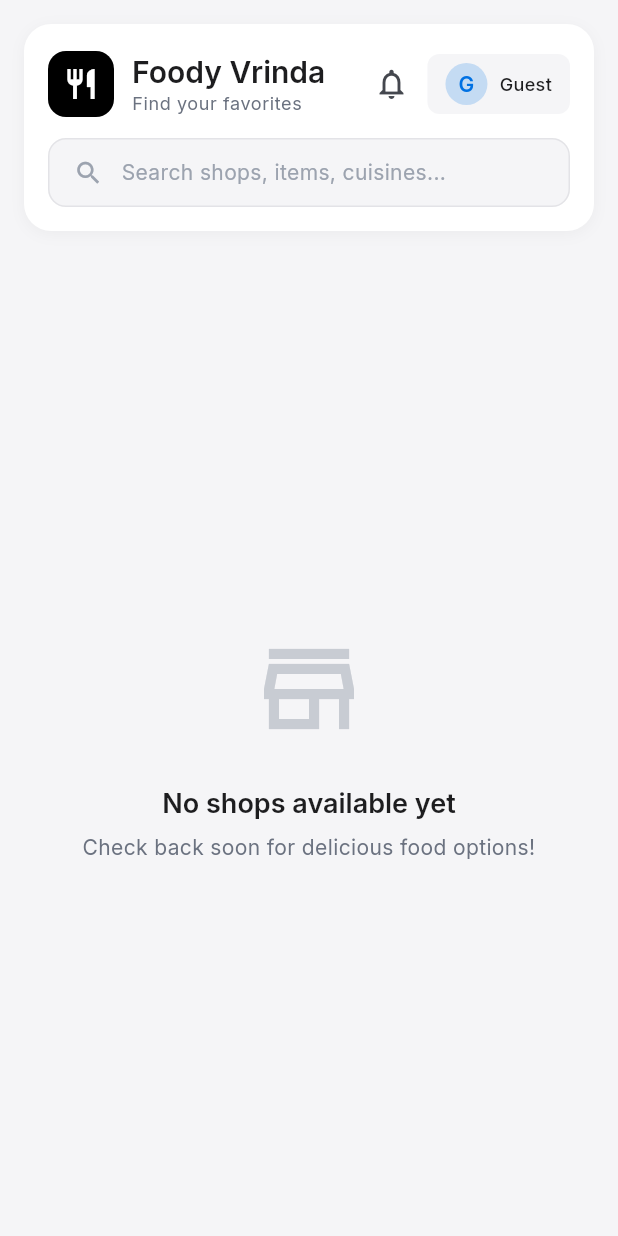
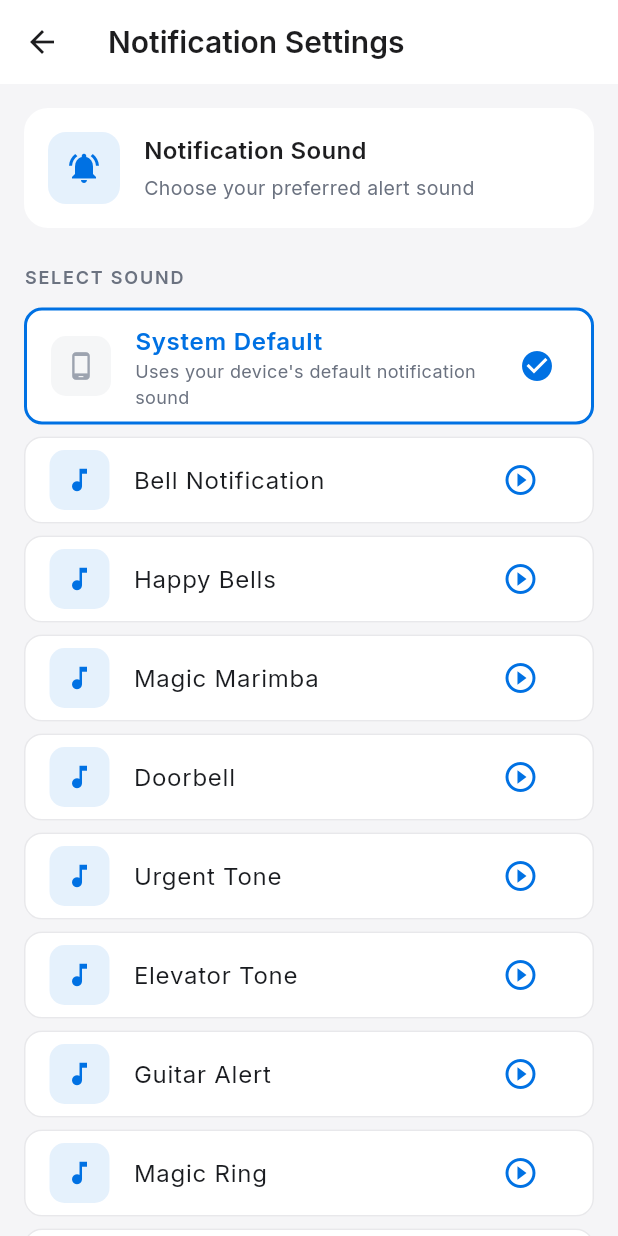
Before and after one commit to ImBajrangi/foody_vrinda_app, a Flutter app: the screen it shows after launch, after a tap on the "notifications" icon, on a phone screen of 412 x 824 dp. Run offline on Flutter 3.47's test engine with Material 3 defaults, Android fonts, the phone set to English and light mode, and no system bars; drawn by our look-alikes of cached_network_image; our stand-ins replace audioplayers, cloud_firestore, firebase_auth, firebase_core, fl_chart, flutter_cache_manager and 6 more; missing offline and left inert: razorpay_flutter; accounts and stored records are empty; network calls fail.

Commit message:
feat: implement notification sound settings screen with sound selection and preview, accessible from home screen.

```diff
--- a/lib/screens/home/home_screen.dart
+++ b/lib/screens/home/home_screen.dart
@@ -18,6 +18,7 @@ import '../delivery/delivery_view.dart';
 import '../dashboard/dashboard_view.dart';
 import '../developer/developer_panel.dart';
 import '../search/search_screen.dart';
+import '../settings/notification_settings_screen.dart';
 import '../../widgets/animations.dart';
 
 class HomeScreen extends StatefulWidget {
@@ -177,7 +178,12 @@ class _HomeScreenState extends State<HomeScreen> {
               // Notification bell
               IconButton(
                 onPressed: () {
-                  // Show notifications
+                  Navigator.push(
+                    context,
+                    MaterialPageRoute(
+                      builder: (context) => const NotificationSettingsScreen(),
+                    ),
+                  );
                 },
                 icon: const Icon(Icons.notifications_outlined),
               ),
--- a/lib/screens/kitchen/kitchen_view.dart
+++ b/lib/screens/kitchen/kitchen_view.dart
@@ -56,27 +56,6 @@ class _KitchenViewState extends State<KitchenView> {
         );
       }
     });
-  }
-
-  /// Test notification - call this to verify notifications work
-  Future<void> _sendTestNotification() async {
-    await _notificationService.showNewOrderNotification(
-      orderId: 'test-${DateTime.now().millisecondsSinceEpoch}',
-      customerName: 'Test Customer',
-      amount: 299.0,
-      userRole: UserRole.owner,
-    );
-
-    if (mounted) {
-      ScaffoldMessenger.of(context).showSnackBar(
-        const SnackBar(
-          content: Text(
-            'Test notification sent! Check your notification tray.',
-          ),
-          backgroundColor: AppTheme.success,
-        ),
-      );
-    }
   }
 
   @override
@@ -224,16 +203,6 @@ class _KitchenViewState extends State<KitchenView> {
               ],
             ),
           ),
-          // Test Notification button (for everyone in kitchen but owner/dev)
-          IconButton(
-            onPressed: _sendTestNotification,
-            icon: const Icon(
-              Icons.notifications_active_outlined,
-              size: 20,
-              color: AppTheme.textSecondary,
-            ),
-            tooltip: 'Test Notifications',
-          ),
           // Create order button (for owner/developer)
           Consumer<AuthProvider>(
             builder: (context, auth, _) {
@@ -282,24 +251,6 @@ class _KitchenViewState extends State<KitchenView> {
                 return Row(
                   mainAxisSize: MainAxisSize.min,
                   children: [
-                    // Test Notification Button
-                    IconButton(
-                      onPressed: _sendTestNotification,
-                      icon: Container(
-                        padding: const EdgeInsets.all(8),
-                        decoration: BoxDecoration(
-                          color: AppTheme.warning.withValues(alpha: 0.1),
-                          shape: BoxShape.circle,
-                        ),
-                        child: const Icon(
-                          Icons.notifications_active,
-                          color: AppTheme.warning,
-                          size: 20,
-                        ),
-                      ),
-                      tooltip: 'Test Notification',
-                    ),
-                    const SizedBox(width: 8),
                     ElevatedButton.icon(
                       onPressed: () {
                         // TODO: Show create order dialog
--- /dev/null
+++ b/lib/screens/settings/notification_settings_screen.dart
@@ -0,0 +1,284 @@
+import 'package:flutter/material.dart';
+import 'package:audioplayers/audioplayers.dart';
+import 'package:shared_preferences/shared_preferences.dart';
+import '../../config/theme.dart';
+import '../../config/notification_sound_config.dart';
+
+class NotificationSettingsScreen extends StatefulWidget {
+  const NotificationSettingsScreen({super.key});
+
+  @override
+  State<NotificationSettingsScreen> createState() =>
+      _NotificationSettingsScreenState();
+}
+
+class _NotificationSettingsScreenState
+    extends State<NotificationSettingsScreen> {
+  final AudioPlayer _audioPlayer = AudioPlayer();
+
+  // Available notification sounds (including system default)
+  final List<Map<String, String>> _availableSounds = [
+    {'name': 'System Default', 'file': 'default'},
+    {'name': 'Bell Notification', 'file': 'mixkit-bell-notification-933.wav'},
+    {'name': 'Happy Bells', 'file': 'mixkit-happy-bells-notification-937.wav'},
+    {'name': 'Magic Marimba', 'file': 'mixkit-magic-marimba-2820.wav'},
+    {'name': 'Doorbell', 'file': 'mixkit-doorbell-single-press-333.wav'},
+    {'name': 'Urgent Tone', 'file': 'mixkit-urgent-simple-tone-loop-2976.wav'},
+    {'name': 'Elevator Tone', 'file': 'mixkit-elevator-tone-2863.wav'},
+    {
+      'name': 'Guitar Alert',
+      'file': 'mixkit-guitar-notification-alert-2320.wav',
+    },
+    {'name': 'Magic Ring', 'file': 'mixkit-magic-notification-ring-2344.wav'},
+    {'name': 'Clear Announce', 'file': 'mixkit-clear-announce-tones-2861.wav'},
+    {
+      'name': 'Pop Up',
+      'file': 'mixkit-bubble-pop-up-alert-notification-2357.wav',
+    },
+    {'name': 'Sci-Fi Click', 'file': 'mixkit-sci-fi-click-900.wav'},
+    {'name': 'Correct Answer', 'file': 'mixkit-correct-answer-reward-952.wav'},
+  ];
+
+  String? _selectedSound;
+  bool _isLoading = true;
+
+  @override
+  void initState() {
+    super.initState();
+    _loadCurrentSound();
+  }
+
+  @override
+  void dispose() {
+    _audioPlayer.dispose();
+    super.dispose();
+  }
+
+  Future<void> _loadCurrentSound() async {
+    try {
+      final prefs = await SharedPreferences.getInstance();
+      final currentSound = prefs.getString('notification_sound') ?? 'default';
+      setState(() {
+        _selectedSound = currentSound;
+        _isLoading = false;
+      });
+    } catch (e) {
+      setState(() {
+        _selectedSound = 'default';
+        _isLoading = false;
+      });
+    }
+  }
+
+  Future<void> _saveSound(String soundFile) async {
+    try {
+      final prefs = await SharedPreferences.getInstance();
+      await prefs.setString('notification_sound', soundFile);
+
+      // Also update role-specific sounds if needed
+      await prefs.setString('sound_owner', soundFile);
+      await prefs.setString('sound_kitchen', soundFile);
+      await prefs.setString('sound_delivery', soundFile);
+
+      // Reload the config cache
+      await NotificationSoundConfig.reloadSounds();
+
+      setState(() {
+        _selectedSound = soundFile;
+      });
+
+      if (mounted) {
+        ScaffoldMessenger.of(context).showSnackBar(
+          const SnackBar(
+            content: Text('Notification sound updated'),
+            backgroundColor: AppTheme.success,
+          ),
+        );
+      }
+    } catch (e) {
+      if (mounted) {
+        ScaffoldMessenger.of(context).showSnackBar(
+          SnackBar(
+            content: Text('Error saving sound: $e'),
+            backgroundColor: AppTheme.error,
+          ),
+        );
+      }
+    }
+  }
+
+  Future<void> _previewSound(String soundFile) async {
+    await _audioPlayer.stop();
+
+    if (soundFile == 'default') {
+      // For system default, just show a message
+      if (mounted) {
+        ScaffoldMessenger.of(context).showSnackBar(
+          const SnackBar(
+            content: Text('System default sound will be used'),
+            duration: Duration(seconds: 1),
+          ),
+        );
+      }
+      return;
+    }
+
+    try {
+      await _audioPlayer.play(AssetSource('sounds/$soundFile'));
+    } catch (e) {
+      if (mounted) {
+        ScaffoldMessenger.of(context).showSnackBar(
+          SnackBar(
+            content: Text('Could not play sound: $e'),
+            backgroundColor: AppTheme.error,
+          ),
+        );
+      }
+    }
+  }
+
+  @override
+  Widget build(BuildContext context) {
+    return Scaffold(
+      backgroundColor: AppTheme.background,
+      appBar: AppBar(
+        backgroundColor: AppTheme.cardBackground,
+        title: const Text('Notification Settings'),
+        elevation: 0,
+      ),
+      body: _isLoading
+          ? const Center(child: CircularProgressIndicator())
+          : ListView(
+              padding: const EdgeInsets.all(16),
+              children: [
+                // Header
+                Container(
+                  padding: const EdgeInsets.all(16),
+                  decoration: BoxDecoration(
+                    color: AppTheme.cardBackground,
+                    borderRadius: BorderRadius.circular(16),
+                  ),
+                  child: Row(
+                    children: [
+                      Container(
+                        width: 48,
+                        height: 48,
+                        decoration: BoxDecoration(
+                          color: AppTheme.primaryBlue.withOpacity(0.1),
+                          borderRadius: BorderRadius.circular(12),
+                        ),
+                        child: const Icon(
+                          Icons.notifications_active,
+                          color: AppTheme.primaryBlue,
+                        ),
+                      ),
+                      const SizedBox(width: 16),
+                      const Expanded(
+                        child: Column(
+                          crossAxisAlignment: CrossAxisAlignment.start,
+                          children: [
+                            Text(
+                              'Notification Sound',
+                              style: TextStyle(
+                                fontSize: 16,
+                                fontWeight: FontWeight.w600,
+                              ),
+                            ),
+                            SizedBox(height: 4),
+                            Text(
+                              'Choose your preferred alert sound',
+                              style: TextStyle(
+                                fontSize: 13,
+                                color: AppTheme.textSecondary,
+                              ),
+                            ),
+                          ],
+                        ),
+                      ),
+                    ],
+                  ),
+                ),
+                const SizedBox(height: 24),
+
+                // Sound Selection
+                const Text(
+                  'SELECT SOUND',
+                  style: TextStyle(
+                    fontSize: 12,
+                    fontWeight: FontWeight.w600,
+                    color: AppTheme.textSecondary,
+                    letterSpacing: 1.2,
+                  ),
+                ),
+                const SizedBox(height: 12),
+
+                ..._availableSounds.map((sound) => _buildSoundTile(sound)),
+              ],
+            ),
+    );
+  }
+
+  Widget _buildSoundTile(Map<String, String> sound) {
+    final isSelected = _selectedSound == sound['file'];
+    final isDefault = sound['file'] == 'default';
+
+    return Container(
+      margin: const EdgeInsets.only(bottom: 8),
+      decoration: BoxDecoration(
+        color: AppTheme.cardBackground,
+        borderRadius: BorderRadius.circular(12),
+        border: Border.all(
+          color: isSelected
+              ? AppTheme.primaryBlue
+              : AppTheme.border.withOpacity(0.5),
+          width: isSelected ? 2 : 1,
+        ),
+      ),
+      child: ListTile(
+        onTap: () => _saveSound(sound['file']!),
+        leading: Container(
+          width: 40,
+          height: 40,
+          decoration: BoxDecoration(
+            color: isDefault
+                ? AppTheme.textTertiary.withOpacity(0.1)
+                : AppTheme.primaryBlue.withOpacity(0.1),
+            borderRadius: BorderRadius.circular(10),
+          ),
+          child: Icon(
+            isDefault ? Icons.phone_android : Icons.music_note,
+            color: isDefault ? AppTheme.textTertiary : AppTheme.primaryBlue,
+            size: 20,
+          ),
+        ),
+        title: Text(
+          sound['name']!,
+          style: TextStyle(
+            fontWeight: isSelected ? FontWeight.w600 : FontWeight.w400,
+            color: isSelected ? AppTheme.primaryBlue : null,
+          ),
+        ),
+        subtitle: isDefault
+            ? const Text(
+                'Uses your device\'s default notification sound',
+                style: TextStyle(fontSize: 12, color: AppTheme.textSecondary),
+              )
+            : null,
+        trailing: Row(
+          mainAxisSize: MainAxisSize.min,
+          children: [
+            if (!isDefault)
+              IconButton(
+                onPressed: () => _previewSound(sound['file']!),
+                icon: const Icon(Icons.play_circle_outline, size: 24),
+                color: AppTheme.primaryBlue,
+                tooltip: 'Preview',
+              ),
+            if (isSelected)
+              const Icon(Icons.check_circle, color: AppTheme.primaryBlue),
+          ],
+        ),
+      ),
+    );
+  }
+}
```
